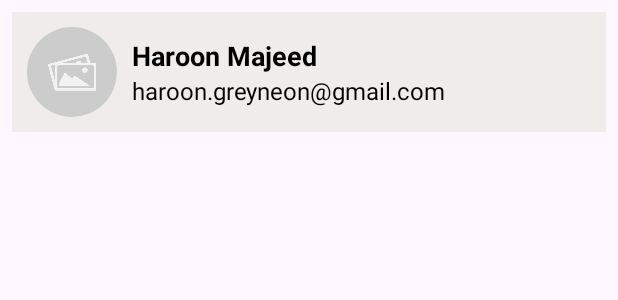
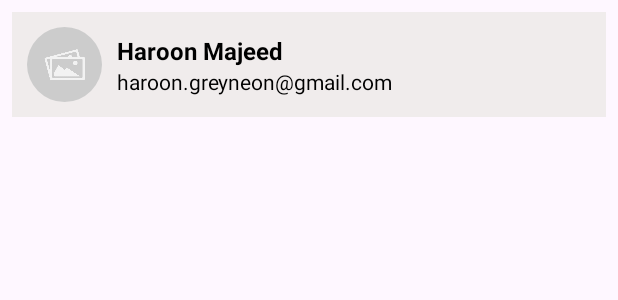
Before and after one commit to HaroonBsf/DiffUtil_RecyclerView, an Android app: the layout rv_item.xml on its own in the app's theme, with its tools: preview values and no code run, on a phone screen of 412 x 824 dp. Shown: the top 300 px of the screen. Run offline under Robolectric (Android 15) with nearby library versions, the phone set to English and light mode, and no system bars.

Commit message:
item size

```diff
--- a/app/src/main/res/layout/rv_item.xml
+++ b/app/src/main/res/layout/rv_item.xml
@@ -8,8 +8,8 @@
 
     <de.hdodenhof.circleimageview.CircleImageView
         android:id="@+id/circleImageView"
-        android:layout_width="60dp"
-        android:layout_height="60dp"
+        android:layout_width="50dp"
+        android:layout_height="50dp"
         android:layout_margin="10dp"
         android:src="@drawable/placeholder"
         android:scaleType="centerCrop"
@@ -32,7 +32,7 @@
             android:layout_height="wrap_content"
             android:text="Haroon Majeed"
             android:textColor="@color/black"
-            android:textSize="18sp"
+            android:textSize="16sp"
             android:textStyle="bold" />
 
         <TextView
@@ -41,7 +41,7 @@
             android:layout_height="wrap_content"
             android:text="haroon.greyneon@gmail.com"
             android:textColor="@color/black"
-            android:textSize="16sp" />
+            android:textSize="14sp" />
 
     </LinearLayout>
 
```
